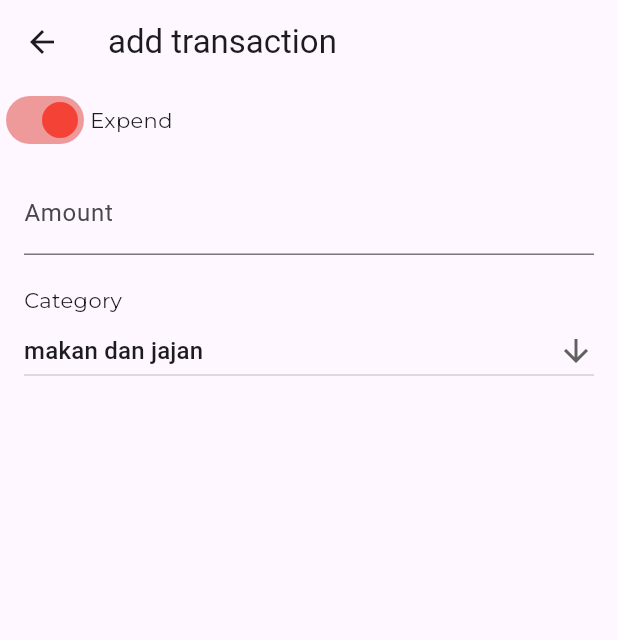
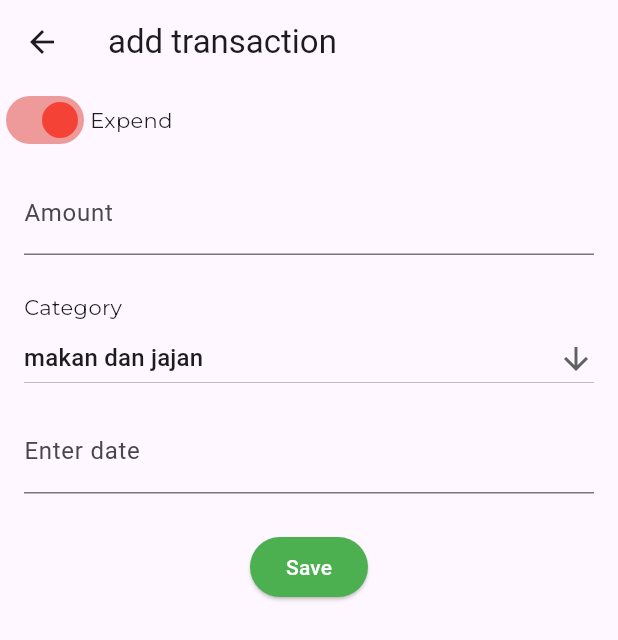
Before and after one commit to ZidannAR/MoneyTracker, a Flutter app: the TransactionPage screen opened directly, on a phone screen of 412 x 824 dp. Shown: the top 640 px of the screen. Run offline on Flutter 3.47's test engine with Material 3 defaults, Android fonts, the phone set to English and light mode, and no system bars; our stand-ins replace google_fonts; missing offline and left inert: calendar_appbar.

Commit message:
final page transaction

```diff
--- a/lib/pages/transaction_page.dart
+++ b/lib/pages/transaction_page.dart
@@ -1,5 +1,6 @@
 import 'package:flutter/material.dart';
 import 'package:google_fonts/google_fonts.dart';
+import 'package:intl/intl.dart';
 
 class TransactionPage extends StatefulWidget {
   const TransactionPage({super.key});
@@ -12,6 +13,7 @@
   bool isExpense = true;
   List<String> list = ['makan dan jajan', 'transportasi', 'nonton'];
   late String dropDownValue = list.first;
+  TextEditingController dateController = TextEditingController();
   @override
   Widget build(BuildContext context) {
     return Scaffold(
@@ -53,10 +55,10 @@
                   ),
                 ),
               ),
-              SizedBox(height: 20),
+              SizedBox(height: 25),
               Padding(
                 padding: const EdgeInsets.symmetric(horizontal: 16),
-                child: Text('Category', style: GoogleFonts.montserrat(),),
+                child: Text('Category', style: GoogleFonts.montserrat()),
               ),
               Padding(
                 padding: const EdgeInsets.symmetric(horizontal: 16),
@@ -66,10 +68,41 @@
                   icon: Icon(Icons.arrow_downward),
                   items: list.map<DropdownMenuItem<String>>((String value) {
                     return DropdownMenuItem(value: value, child: Text(value));
-                  }).toList(
+                  }).toList(),
+                  onChanged: (String? value) {},
+                ),
+              ),
+              SizedBox(height: 10),
+              Padding(
+                padding: const EdgeInsets.symmetric(horizontal: 16),
+                child: TextField(
+                  readOnly: true,
+                  controller: dateController,
+                  decoration: InputDecoration(labelText: "Enter date"),
+                  onTap: () async {
+                    DateTime? pickedDate = await showDatePicker(
+                      context: context,
+                      firstDate: DateTime(2000),
+                      lastDate: DateTime(2099),
+                    );
+                    if (pickedDate != null) {
+                      String formatTanggal = DateFormat(
+                        'yyyy-MM-dd',
+                      ).format(pickedDate);
 
+                      dateController.text = formatTanggal;
+                    }
+                  },
+                ),
+              ),
+              SizedBox(height: 25),
+              Center(
+                child: ElevatedButton(
+                  onPressed: () {},
+                  style: ElevatedButton.styleFrom(
+                    backgroundColor: Colors.green,
                   ),
-                  onChanged: (String? value) {},
+                    child: Text('Save',style: TextStyle(color: Colors.white),),
                 ),
               ),
             ],
--- a/pubspec.yaml
+++ b/pubspec.yaml
@@ -1,6 +1,6 @@
 name: uangko
 description: "A new Flutter project."
-publish_to: 'none'
+publish_to: "none"
 version: 0.1.0
 
 environment:
@@ -12,6 +12,7 @@
   google_fonts: ^6.2.1
   cupertino_icons: ^1.0.8
   calendar_appbar: ^0.0.6
+  intl: ^0.17.0
 
 dev_dependencies:
   flutter_test:
```
Also changed, not shown: pubspec.lock.
